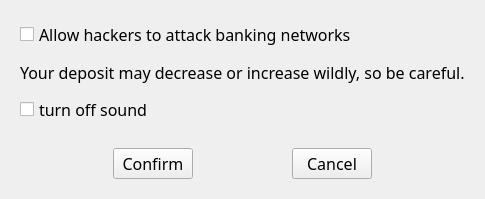
Before: the Qt Designer form form/settings.ui in soda92/beijing_fushengji_rewrite, drawn with Qt 5.
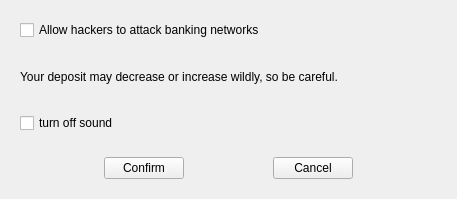
After: the same form once the commit is applied.

Patch:
```diff
--- a/form/settings.ui
+++ b/form/settings.ui
@@ -13,11 +13,7 @@
   <property name="windowTitle">
    <string>Settings</string>
   </property>
-  <property name="styleSheet">
-   <string notr="true">QLabel, QPushButton, QTextBrowser, QGroupBox, QTextEdit, QRadioButton, QCheckBox {
-                font: 12pt MiSans;
-            }</string>
-  </property>
+  
   <layout class="QVBoxLayout" name="verticalLayout_2">
    <item>
     <widget class="QWidget" name="widget" native="true">
```
